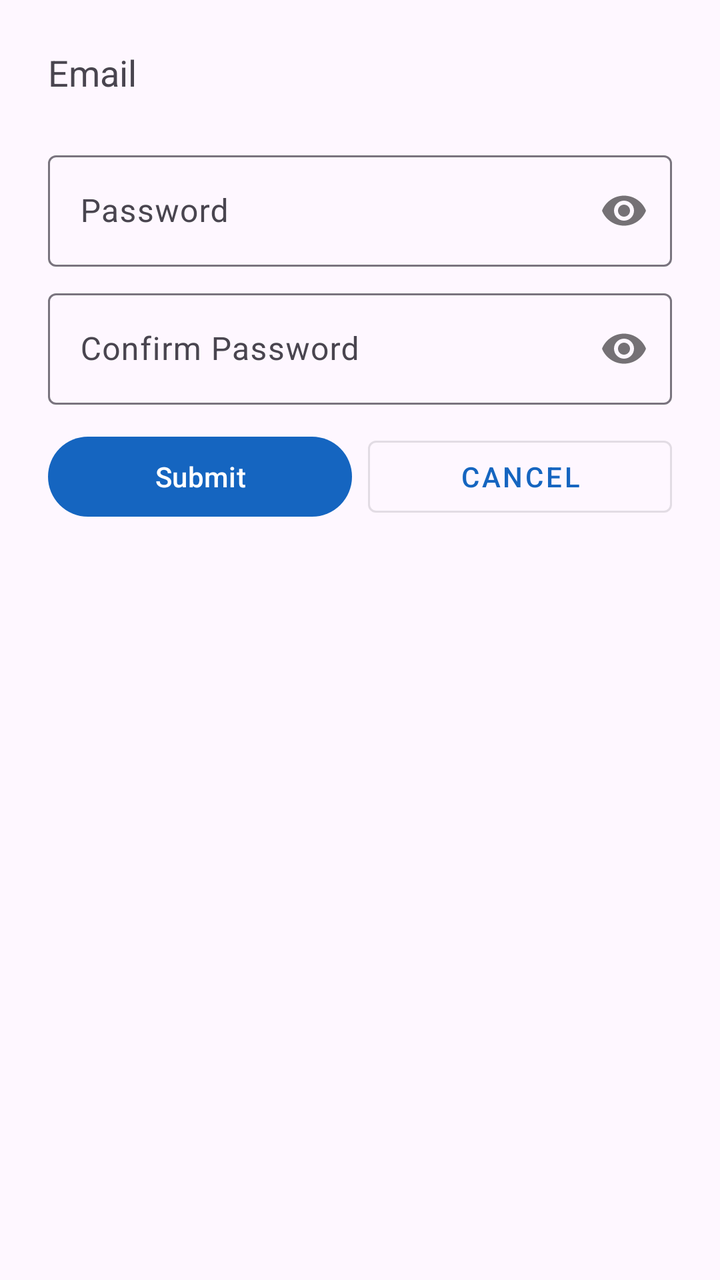
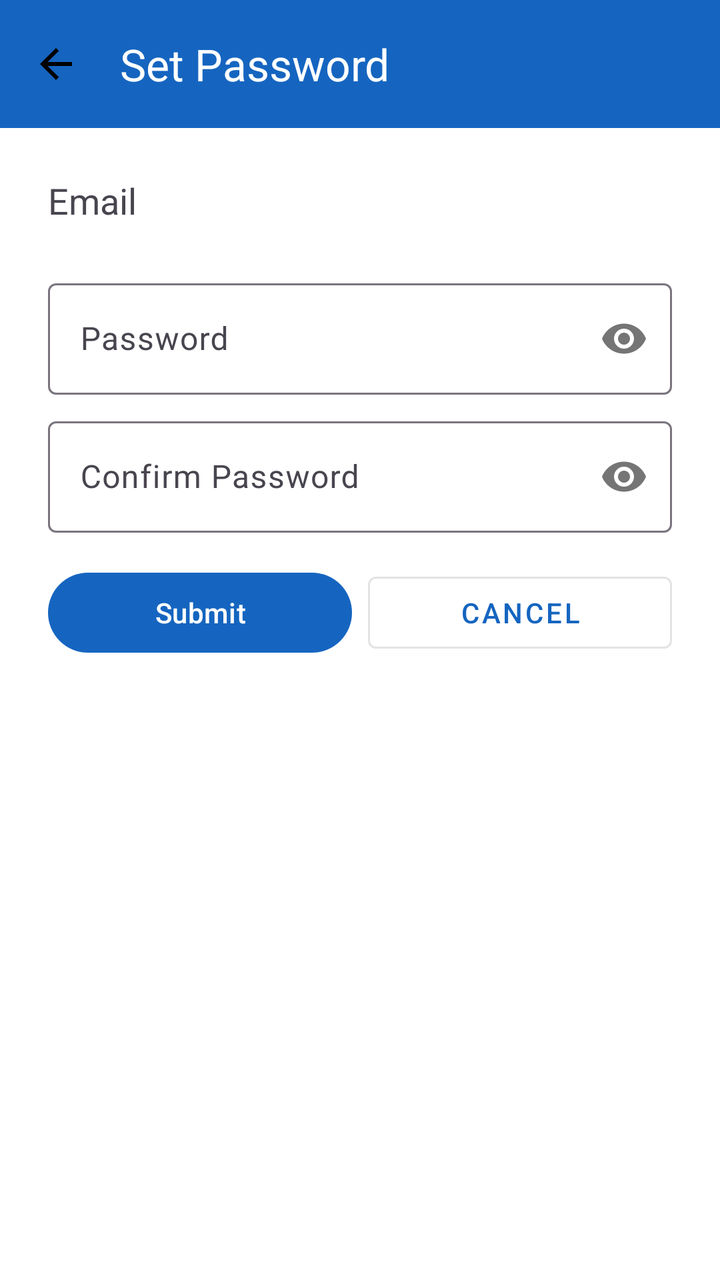

The first picture is an Android layout as it rendered before a commit; the second is the same layout after the commit. The layout source and the unified diff follow.
<!-- AndroidManifest.xml: application theme Theme.ApnaFund -->
<!-- res/layout/fragment_set_password.xml -->
<?xml version="1.0" encoding="utf-8"?>
<LinearLayout xmlns:android="http://schemas.android.com/apk/res/android"
    xmlns:app="http://schemas.android.com/apk/res-auto"
    android:orientation="vertical"
    android:padding="24dp"
    android:layout_width="match_parent"
    android:layout_height="match_parent">

    <TextView
        android:id="@+id/textViewEmail"
        android:layout_width="match_parent"
        android:layout_height="wrap_content"
        android:text="Email"
        android:textSize="18sp"
        android:paddingBottom="16dp" />

    
    <com.google.android.material.textfield.TextInputLayout
        android:id="@+id/input_layout_password"
        android:layout_width="match_parent"
        android:layout_height="wrap_content"
        android:hint="Password"
        android:layout_marginTop="8dp"
        app:layout_constraintTop_toBottomOf="@id/input_layout_phone"
        app:passwordToggleEnabled="true">

        <com.google.android.material.textfield.TextInputEditText
            android:id="@+id/edit_text_password"
            android:layout_width="match_parent"
            android:layout_height="wrap_content"
            android:inputType="textPassword" />
    </com.google.android.material.textfield.TextInputLayout>

    <com.google.android.material.textfield.TextInputLayout
        android:id="@+id/input_layout_confirm_password"
        android:layout_width="match_parent"
        android:layout_height="wrap_content"
        android:hint="Confirm Password"
        android:layout_marginTop="8dp"
        app:layout_constraintTop_toBottomOf="@id/input_layout_password"
        app:passwordToggleEnabled="true">

        <com.google.android.material.textfield.TextInputEditText
            android:id="@+id/edit_text_confirm_password"
            android:layout_width="match_parent"
            android:layout_height="wrap_content"
            android:inputType="textPassword" />
    </com.google.android.material.textfield.TextInputLayout>
    <LinearLayout
        android:layout_width="match_parent"
        android:layout_height="wrap_content"
        android:orientation="horizontal"
        android:layout_marginTop="12dp">

        <com.google.android.material.button.MaterialButton
            android:id="@+id/button_submit"
            android:layout_width="0dp"
            android:layout_weight="1"
            android:layout_height="wrap_content"
            android:layout_marginEnd="8dp"
            android:text="Submit"/>

        <com.google.android.material.button.MaterialButton
            android:id="@+id/button_cancel"
            style="@style/Widget.MaterialComponents.Button.OutlinedButton"
            android:layout_width="0dp"
            android:layout_weight="1"
            android:layout_height="wrap_content"
            android:text="Cancel"/>
    </LinearLayout>

</LinearLayout>
<!-- resources referenced by this layout -->
<resources>
  <style name="Theme.ApnaFund" parent="Base.Theme.ApnaFund" />
  <style name="Base.Theme.ApnaFund" parent="Theme.Material3.DayNight.NoActionBar">
          
          
          <item name="colorPrimary">#1565C0</item> 
          <item name="colorSecondary">#00ACC1</item> 
          <item name="colorTertiary">#FDD835</item> 
      </style>
</resources>

<!-- the commit's change to res/layout/fragment_set_password.xml (unified diff, before → after) -->
@@ -1,72 +1,103 @@
 <?xml version="1.0" encoding="utf-8"?>
-<LinearLayout xmlns:android="http://schemas.android.com/apk/res/android"
+<androidx.constraintlayout.widget.ConstraintLayout
+    xmlns:android="http://schemas.android.com/apk/res/android"
     xmlns:app="http://schemas.android.com/apk/res-auto"
-    android:orientation="vertical"
-    android:padding="24dp"
     android:layout_width="match_parent"
-    android:layout_height="match_parent">
-
-    <TextView
-        android:id="@+id/textViewEmail"
-        android:layout_width="match_parent"
-        android:layout_height="wrap_content"
-        android:text="Email"
-        android:textSize="18sp"
-        android:paddingBottom="16dp" />
+    android:layout_height="match_parent"
+    android:background="@android:color/white">
 
     
-    <com.google.android.material.textfield.TextInputLayout
-        android:id="@+id/input_layout_password"
-        android:layout_width="match_parent"
-        android:layout_height="wrap_content"
-        android:hint="Password"
-        android:layout_marginTop="8dp"
-        app:layout_constraintTop_toBottomOf="@id/input_layout_phone"
-        app:passwordToggleEnabled="true">
+    <com.google.android.material.appbar.MaterialToolbar
+        android:id="@+id/auth_toolbar"
+        android:layout_width="0dp"
+        android:layout_height="?attr/actionBarSize"
+        android:background="?attr/colorPrimary"
+        app:layout_constraintTop_toTopOf="parent"
+        app:layout_constraintStart_toStartOf="parent"
+        app:layout_constraintEnd_toEndOf="parent"
+        app:navigationIcon="@drawable/ic_back_arrow"
+        app:title="Set Password"
+        app:titleTextColor="@android:color/white" />
 
-        <com.google.android.material.textfield.TextInputEditText
-            android:id="@+id/edit_text_password"
+    
+    <ScrollView
+        android:layout_width="0dp"
+        android:layout_height="0dp"
+        android:padding="24dp"
+        app:layout_constraintTop_toBottomOf="@id/auth_toolbar"
+        app:layout_constraintBottom_toBottomOf="parent"
+        app:layout_constraintStart_toStartOf="parent"
+        app:layout_constraintEnd_toEndOf="parent">
+
+        <LinearLayout
             android:layout_width="match_parent"
             android:layout_height="wrap_content"
-            android:inputType="textPassword" />
-    </com.google.android.material.textfield.TextInputLayout>
+            android:orientation="vertical">
 
-    <com.google.android.material.textfield.TextInputLayout
-        android:id="@+id/input_layout_confirm_password"
-        android:layout_width="match_parent"
-        android:layout_height="wrap_content"
-        android:hint="Confirm Password"
-        android:layout_marginTop="8dp"
-        app:layout_constraintTop_toBottomOf="@id/input_layout_password"
-        app:passwordToggleEnabled="true">
+            <TextView
+                android:id="@+id/textViewEmail"
+                android:layout_width="match_parent"
+                android:layout_height="wrap_content"
+                android:text="Email"
+                android:textSize="18sp"
+                android:paddingBottom="16dp" />
 
-        <com.google.android.material.textfield.TextInputEditText
-            android:id="@+id/edit_text_confirm_password"
-            android:layout_width="match_parent"
-            android:layout_height="wrap_content"
-            android:inputType="textPassword" />
-    </com.google.android.material.textfield.TextInputLayout>
-    <LinearLayout
-        android:layout_width="match_parent"
-        android:layout_height="wrap_content"
-        android:orientation="horizontal"
-        android:layout_marginTop="12dp">
+            
+            <com.google.android.material.textfield.TextInputLayout
+                android:id="@+id/input_layout_password"
+                android:layout_width="match_parent"
+                android:layout_height="wrap_content"
+                android:hint="Password"
+                android:layout_marginTop="8dp"
+                app:passwordToggleEnabled="true">
 
-        <com.google.android.material.button.MaterialButton
-            android:id="@+id/button_submit"
-            android:layout_width="0dp"
-            android:layout_weight="1"
-            android:layout_height="wrap_content"
-            android:layout_marginEnd="8dp"
-            android:text="Submit"/>
+                <com.google.android.material.textfield.TextInputEditText
+                    android:id="@+id/edit_text_password"
+                    android:layout_width="match_parent"
+                    android:layout_height="wrap_content"
+                    android:inputType="textPassword" />
+            </com.google.android.material.textfield.TextInputLayout>
 
-        <com.google.android.material.button.MaterialButton
-            android:id="@+id/button_cancel"
-            style="@style/Widget.MaterialComponents.Button.OutlinedButton"
-            android:layout_width="0dp"
-            android:layout_weight="1"
-            android:layout_height="wrap_content"
-            android:text="Cancel"/>
-    </LinearLayout>
+            <com.google.android.material.textfield.TextInputLayout
+                android:id="@+id/input_layout_confirm_password"
+                android:layout_width="match_parent"
+                android:layout_height="wrap_content"
+                android:hint="Confirm Password"
+                android:layout_marginTop="8dp"
+                app:passwordToggleEnabled="true">
 
-</LinearLayout>
+                <com.google.android.material.textfield.TextInputEditText
+                    android:id="@+id/edit_text_confirm_password"
+                    android:layout_width="match_parent"
+                    android:layout_height="wrap_content"
+                    android:inputType="textPassword" />
+            </com.google.android.material.textfield.TextInputLayout>
+
+            
+            <LinearLayout
+                android:layout_width="match_parent"
+                android:layout_height="wrap_content"
+                android:orientation="horizontal"
+                android:layout_marginTop="16dp">
+
+                <com.google.android.material.button.MaterialButton
+                    android:id="@+id/button_submit"
+                    android:layout_width="0dp"
+                    android:layout_weight="1"
+                    android:layout_height="wrap_content"
+                    android:layout_marginEnd="8dp"
+                    android:text="Submit" />
+
+                <com.google.android.material.button.MaterialButton
+                    android:id="@+id/button_cancel"
+                    style="@style/Widget.MaterialComponents.Button.OutlinedButton"
+                    android:layout_width="0dp"
+                    android:layout_weight="1"
+                    android:layout_height="wrap_content"
+                    android:text="Cancel" />
+            </LinearLayout>
+
+        </LinearLayout>
+    </ScrollView>
+
+</androidx.constraintlayout.widget.ConstraintLayout>
<!-- resource entries referenced after the edit -->
@@ -1,5 +1,11 @@
 <!-- resources referenced by this layout -->
 <resources>
+  <!-- drawable ic_back_arrow (drawable) -->
+  <vector xmlns:android="http://schemas.android.com/apk/res/android" android:autoMirrored="true" android:height="24dp" android:tint="#000000" android:viewportHeight="24" android:viewportWidth="24" android:width="24dp">
+        
+      <path android:fillColor="@android:color/white" android:pathData="M20,11H7.83l5.59,-5.59L12,4l-8,8 8,8 1.41,-1.41L7.83,13H20v-2z"/>
+      
+  </vector>
   <style name="Theme.ApnaFund" parent="Base.Theme.ApnaFund" />
   <style name="Base.Theme.ApnaFund" parent="Theme.Material3.DayNight.NoActionBar">
           
